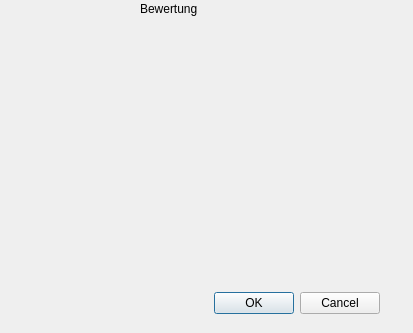
Qt form lotto/lotto_dialog.ui (MarkusHackspacher/pyLottoverwaltung) before a commit.
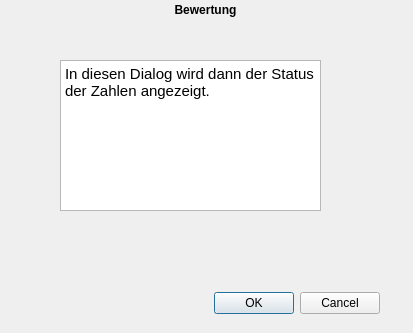
The same form after that commit.

Commit message: changes in lotto dialog

Diff of the .ui file:
```diff
--- a/lotto/lotto_dialog.ui
+++ b/lotto/lotto_dialog.ui
@@ -16,15 +16,24 @@
   <widget class="QLabel" name="label">
    <property name="geometry">
     <rect>
-     <x>140</x>
+     <x>0</x>
      <y>0</y>
-     <width>91</width>
-     <height>18</height>
+     <width>411</width>
+     <height>20</height>
     </rect>
    </property>
+   <property name="font">
+    <font>
+     <weight>75</weight>
+     <bold>true</bold>
+    </font>
+   </property>
    <property name="text">
     <string>Bewertung</string>
    </property>
+   <property name="alignment">
+    <set>Qt::AlignCenter</set>
+   </property>
   </widget>
   <widget class="QDialogButtonBox" name="buttonBox">
    <property name="geometry">
@@ -39,6 +48,23 @@
     <set>QDialogButtonBox::Cancel|QDialogButtonBox::Ok</set>
    </property>
   </widget>
+  <widget class="QTextEdit" name="textEdit">
+   <property name="geometry">
+    <rect>
+     <x>60</x>
+     <y>60</y>
+     <width>261</width>
+     <height>151</height>
+    </rect>
+   </property>
+   <property name="html">
+    <string>&lt;!DOCTYPE HTML PUBLIC &quot;-//W3C//DTD HTML 4.0//EN&quot; &quot;http://www.w3.org/TR/REC-html40/strict.dtd&quot;&gt;
+&lt;html&gt;&lt;head&gt;&lt;meta name=&quot;qrichtext&quot; content=&quot;1&quot; /&gt;&lt;style type=&quot;text/css&quot;&gt;
+p, li { white-space: pre-wrap; }
+&lt;/style&gt;&lt;/head&gt;&lt;body style=&quot; font-family:'Cantarell'; font-size:11pt; font-weight:400; font-style:normal;&quot;&gt;
+&lt;p style=&quot; margin-top:0px; margin-bottom:0px; margin-left:0px; margin-right:0px; -qt-block-indent:0; text-indent:0px;&quot;&gt;In diesen Dialog wird dann der Status der Zahlen angezeigt.&lt;/p&gt;&lt;/body&gt;&lt;/html&gt;</string>
+   </property>
+  </widget>
  </widget>
  <resources/>
  <connections/>
```
The commit also changes 4 other files.
